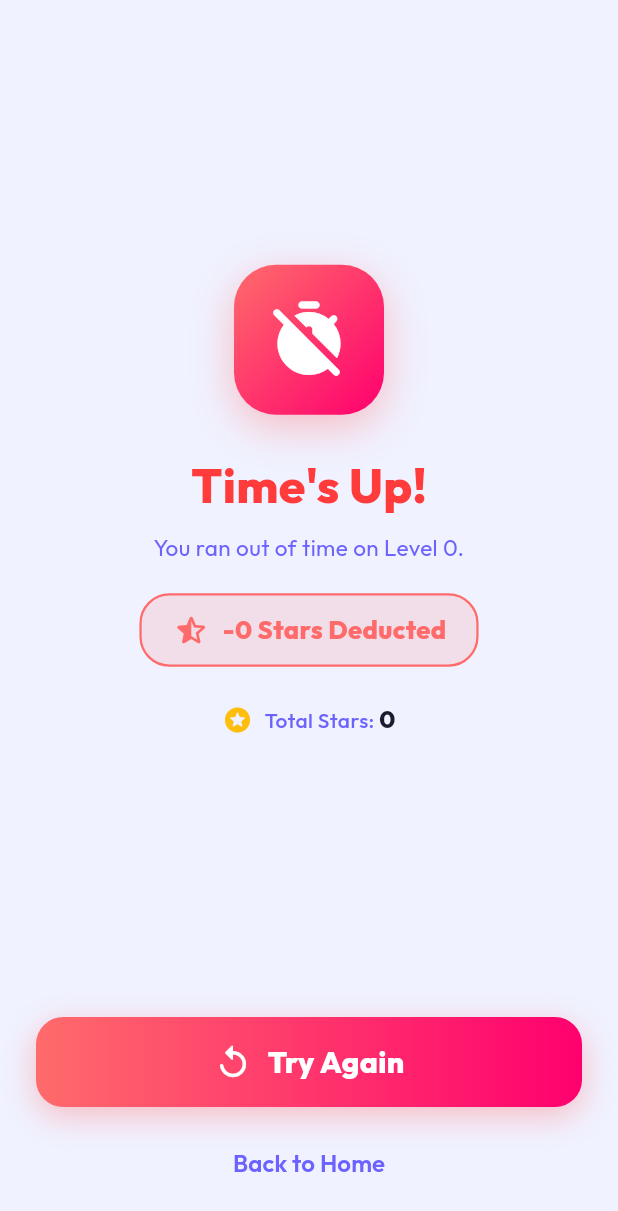
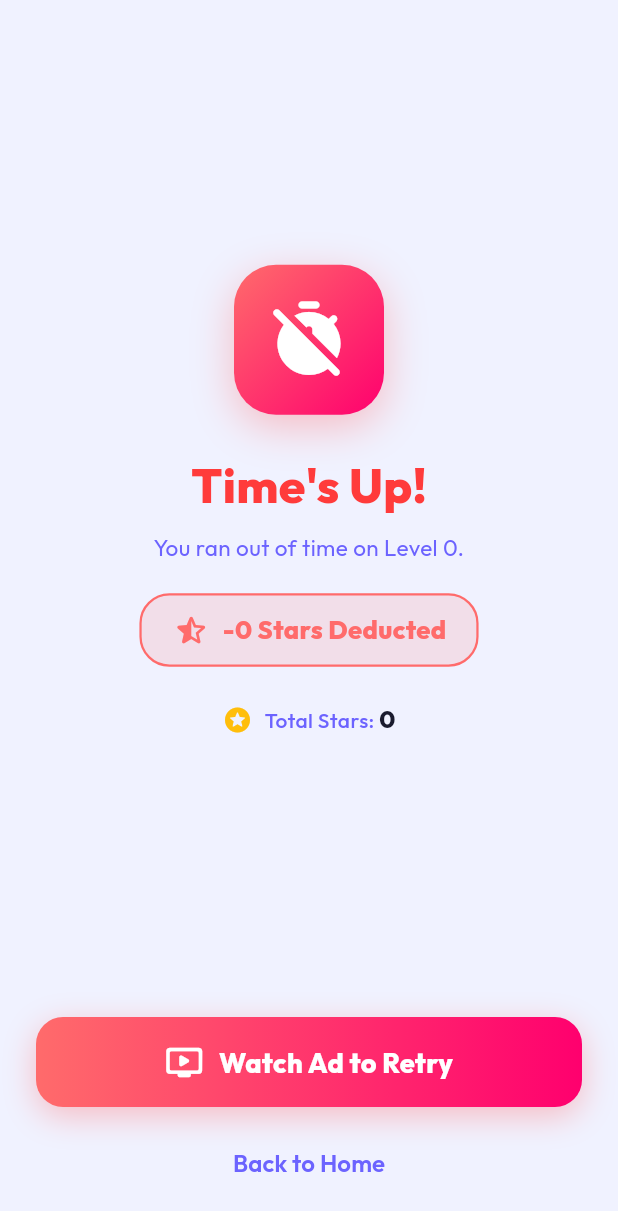
Before and after one commit to boradhruvajyoti/word-search-puzzle-flutter, a Flutter app: the GameOverScreen screen opened directly with empty values, on a phone screen of 412 x 824 dp. Shown: the top 1211 px of the screen. Run offline on Flutter 3.47's test engine with Material 3 defaults, Android fonts, the phone set to English and light mode, and no system bars; our stand-ins replace google_fonts, google_mobile_ads, shared_preferences; accounts and stored records are empty.

Commit message:
Optimize AdMob policy compliance: explicit opt-in text & video icon on rewarded ad button to comply with Google guidelines

```diff
--- a/lib/screens/game_over_screen.dart
+++ b/lib/screens/game_over_screen.dart
@@ -227,12 +227,12 @@ class _GameOverScreenState extends State<GameOverScreen>
                     child: const Row(
                       mainAxisAlignment: MainAxisAlignment.center,
                       children: [
-                        Icon(Icons.replay_rounded, color: Colors.white, size: 26),
+                        Icon(Icons.ondemand_video_rounded, color: Colors.white, size: 26),
                         SizedBox(width: 10),
-                        Text('Try Again',
+                        Text('Watch Ad to Retry',
                             style: TextStyle(
                                 color: Colors.white,
-                                fontSize: 20,
+                                fontSize: 18,
                                 fontWeight: FontWeight.w800)),
                       ],
                     ),
```
Also changed, not shown: 2 other files.
